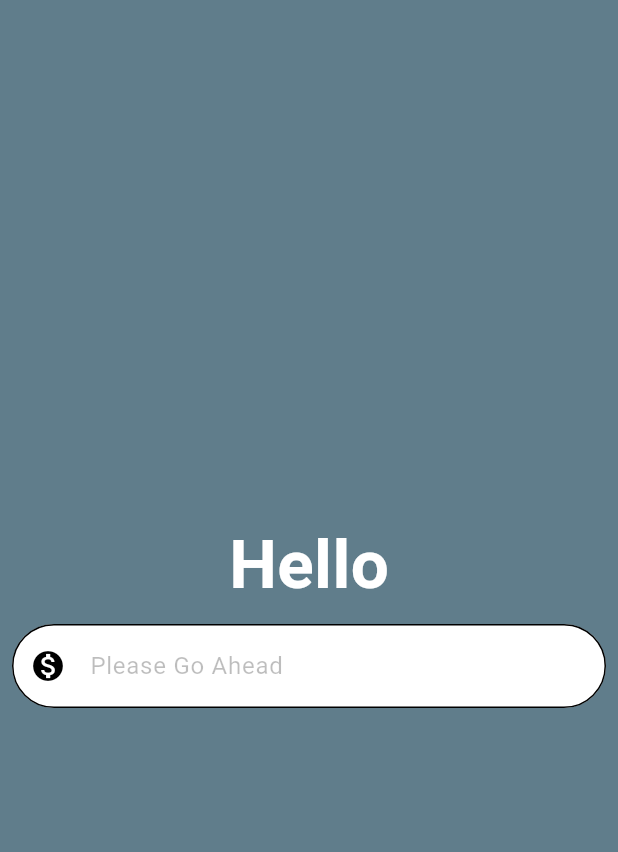
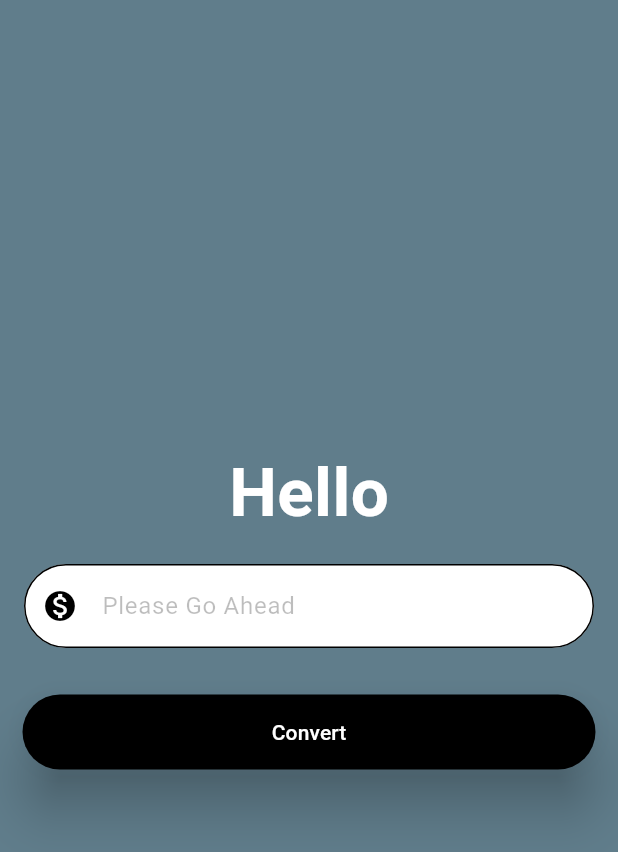
Before and after one commit to g-magdy/currency_converter, a Flutter app: the screen it shows after launch, on a phone screen of 412 x 824 dp. Shown: the top 852 px of the screen. Run offline on Flutter 3.47's test engine with Material 3 defaults, Android fonts, the phone set to English and light mode, and no system bars.

Commit message:
add button and its styling

```diff
--- a/lib/pages/currency_converter_material_page.dart
+++ b/lib/pages/currency_converter_material_page.dart
@@ -1,3 +1,4 @@
+import 'package:flutter/foundation.dart';
 import 'package:flutter/material.dart';
 
 class CurrencyConverterMaterialPage extends StatelessWidget {
@@ -12,22 +13,23 @@ class CurrencyConverterMaterialPage extends StatelessWidget {
       ),
     );
 
-    return const Scaffold(
+    return Scaffold(
       backgroundColor: Colors.blueGrey,
       body: Center(
         child: Column(
           mainAxisAlignment: MainAxisAlignment.center,
           children: [
-            Text(
+            const Text(
               'Hello',
               style: TextStyle(
                   fontSize: 45,
                   fontWeight: FontWeight.bold,
                   color: Colors.white),
             ),
-            Padding(
-              padding: EdgeInsets.all(8.0),
-              child: TextField(
+            Container(
+              padding: const EdgeInsets.all(8.0),
+              margin: const EdgeInsets.all(8.0),
+              child: const TextField(
                 cursorColor: Colors.white,
                 style: TextStyle(color: Colors.black),
                 decoration: InputDecoration(
@@ -43,6 +45,23 @@ class CurrencyConverterMaterialPage extends StatelessWidget {
                 keyboardType: TextInputType.number,
               ),
             ),
+            Padding(
+              padding: const EdgeInsets.all(15.0),
+              child: ElevatedButton(
+                onPressed: () {
+                  if (kDebugMode) {
+                    print("Button Clicked");
+                  }
+                },
+                style: ElevatedButton.styleFrom(
+                  elevation: 15,
+                  backgroundColor: Colors.black,
+                  foregroundColor: Colors.white,
+                  minimumSize: const Size(double.infinity, 50),
+                ),
+                child: const Text("Convert"),
+              ),
+            ),
           ],
         ),
       ),
```
